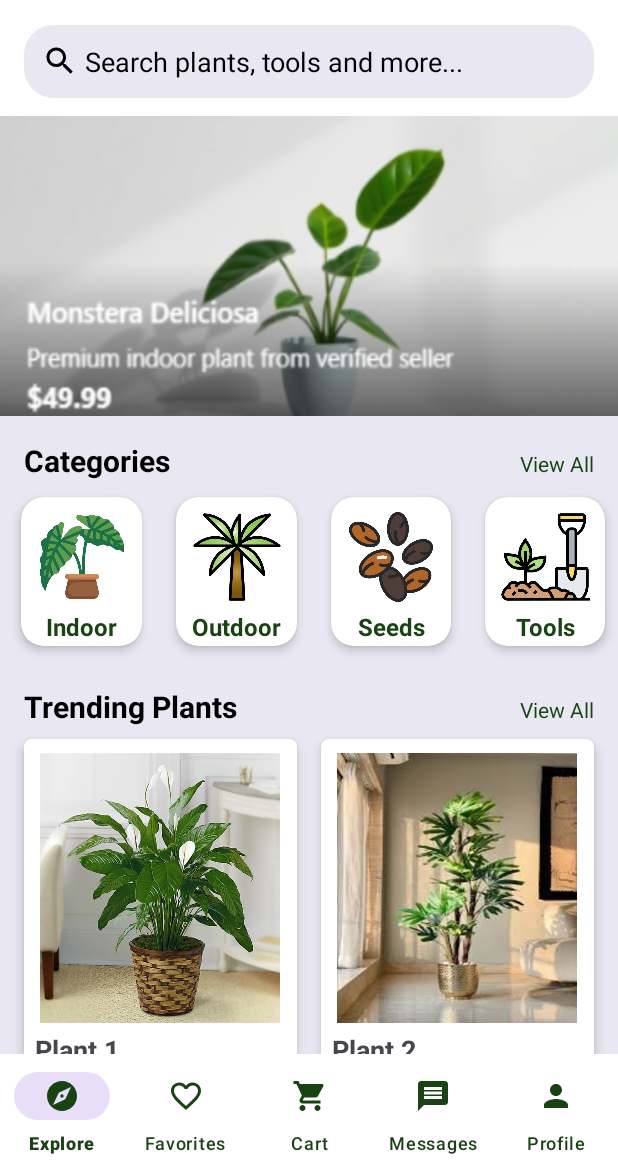
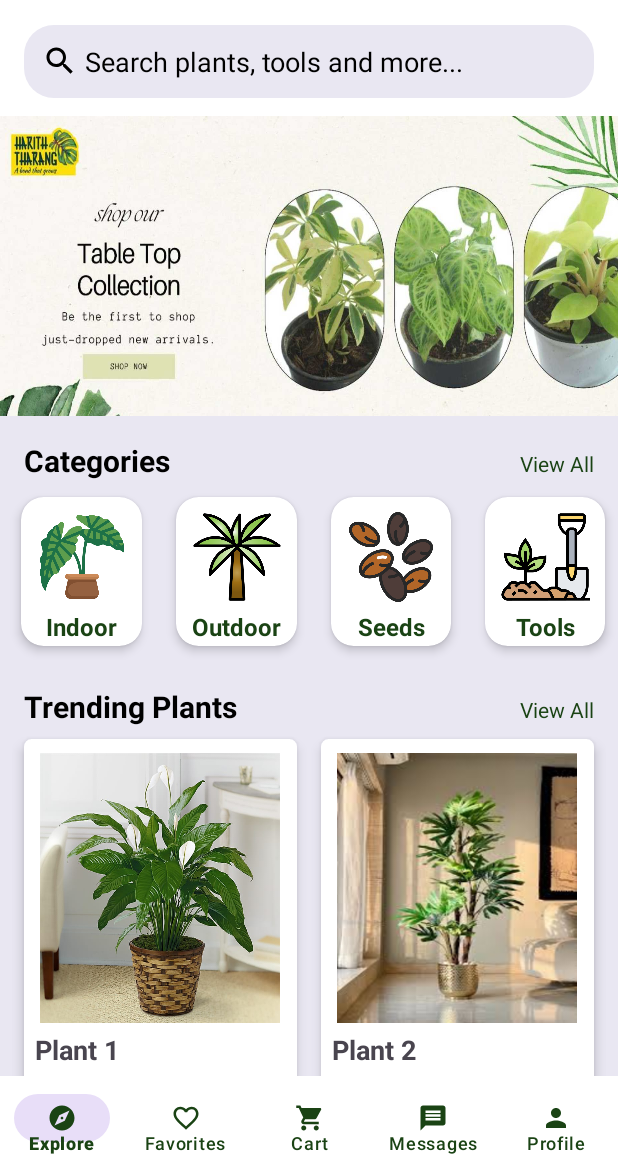
Before and after one commit to Toufic01/leafyMart, an Android app: the screen it shows after launch (MainActivity), on a phone screen of 412 x 824 dp, the part 62-1236 px from its top. Run offline under Robolectric (Android 15) with nearby library versions, the phone set to English and light mode, and no system bars; Roboto replaces fonts that are not available here.

Commit message:
update drawable and dispaly show

```diff
--- a/app/build.gradle
+++ b/app/build.gradle
@@ -40,4 +40,6 @@ dependencies {
     testImplementation libs.junit
     androidTestImplementation libs.ext.junit
     androidTestImplementation libs.espresso.core
+    implementation 'androidx.viewpager2:viewpager2:1.0.0'
+
 }
--- a/app/src/main/AndroidManifest.xml
+++ b/app/src/main/AndroidManifest.xml
@@ -6,6 +6,7 @@
         android:allowBackup="true"
         android:dataExtractionRules="@xml/data_extraction_rules"
         android:fullBackupContent="@xml/backup_rules"
+        android:windowSoftInputMode="adjustResize"
         android:icon="@mipmap/ic_launcher"
         android:label="@string/app_name"
         android:roundIcon="@mipmap/ic_launcher_round"
--- /dev/null
+++ b/app/src/main/java/com/leafymart/Adapter/ImageSliderAdapter.java
@@ -0,0 +1,53 @@
+package com.leafymart.Adapter;
+
+import android.content.Context;
+import android.view.LayoutInflater;
+import android.view.View;
+import android.view.ViewGroup;
+import android.widget.ImageView;
+
+import androidx.annotation.NonNull;
+import androidx.recyclerview.widget.RecyclerView;
+
+import com.leafymart.R;
+
+import java.util.List;
+
+public class ImageSliderAdapter extends RecyclerView.Adapter<ImageSliderAdapter.ViewHolder> {
+    private List<Integer> images;
+    private Context context;
+
+    public ImageSliderAdapter(Context context, List<Integer> images) {
+        this.context = context;
+        this.images = images;
+    }
+
+    @NonNull
+    @Override
+    public ViewHolder onCreateViewHolder(@NonNull ViewGroup parent, int viewType) {
+        View view = LayoutInflater.from(parent.getContext()).inflate(R.layout.slider_item, parent, false);
+        ViewGroup.LayoutParams layoutParams = view.getLayoutParams();
+        layoutParams.height = ViewGroup.LayoutParams.MATCH_PARENT;
+        view.setLayoutParams(layoutParams);
+        return new ViewHolder(view);
+    }
+
+    @Override
+    public void onBindViewHolder(@NonNull ViewHolder holder, int position) {
+        holder.imageView.setImageResource(images.get(position));
+    }
+
+    @Override
+    public int getItemCount() {
+        return images.size();
+    }
+
+    public static class ViewHolder extends RecyclerView.ViewHolder {
+        ImageView imageView;
+
+        public ViewHolder(@NonNull View itemView) {
+            super(itemView);
+            imageView = itemView.findViewById(R.id.imageView);
+        }
+    }
+}
--- a/app/src/main/java/com/leafymart/Fragments/ExploreFragment.java
+++ b/app/src/main/java/com/leafymart/Fragments/ExploreFragment.java
@@ -1,6 +1,7 @@
 package com.leafymart.Fragments;
 
 import android.os.Bundle;
+import android.os.Handler;
 import android.view.LayoutInflater;
 import android.view.View;
 import android.view.ViewGroup;
@@ -10,12 +11,15 @@ import androidx.annotation.Nullable;
 import androidx.fragment.app.Fragment;
 import androidx.recyclerview.widget.GridLayoutManager;
 import androidx.recyclerview.widget.RecyclerView;
+import androidx.viewpager2.widget.ViewPager2;
 
+import com.leafymart.Adapter.ImageSliderAdapter;
 import com.leafymart.R;
 import com.leafymart.Adapter.PlantAdapter;
 import com.leafymart.Model.PlantModel;
 
 import java.util.ArrayList;
+import java.util.Arrays;
 import java.util.List;
 
 public class ExploreFragment extends Fragment {
@@ -23,6 +27,8 @@ public class ExploreFragment extends Fragment {
     RecyclerView recyclerView;
     PlantAdapter plantAdapter;
     List<PlantModel> plants;
+
+    private ViewPager2 viewPager2;
 
     public ExploreFragment() {
         // Required empty public constructor
@@ -55,6 +61,53 @@ public class ExploreFragment extends Fragment {
         recyclerView.setLayoutManager(gridLayoutManager);
         // Set adapter
         recyclerView.setAdapter(plantAdapter);
+
+
+        // ImageSlider
+        viewPager2 = view.findViewById(R.id.imageSlider);
+
+        // List of images
+        List<Integer> images = Arrays.asList(
+                R.drawable.image_plant,
+                R.drawable.image_plant1,
+                R.drawable.image_plant2,
+                R.drawable.image_plant3,
+                R.drawable.image_plant4
+        );
+
+        ImageSliderAdapter adapter = new ImageSliderAdapter(requireContext(), images);
+        viewPager2.setAdapter(adapter);
+
+        // Automatic sliding of images
+        final Handler handler = new Handler();
+        final Runnable update = new Runnable() {
+            @Override
+            public void run() {
+                int currentItem = viewPager2.getCurrentItem();
+                int totalItem = adapter.getItemCount();
+
+                // Change the slide
+                if (currentItem == totalItem - 1) {
+                    viewPager2.setCurrentItem(0, true); // if last item, start from the first
+                } else {
+                    viewPager2.setCurrentItem(currentItem + 1, true); // otherwise, go to the next item
+                }
+            }
+        };
+
+        // Set the interval (2 seconds)
+        final int delay = 2000; // in milliseconds
+
+        // Start the handler to change the slide automatically
+        handler.postDelayed(update, delay);
+
+        // To repeat the automatic sliding at the defined time interval
+        handler.postDelayed(new Runnable() {
+            @Override
+            public void run() {
+                handler.postDelayed(this, delay);
+                update.run();
+            }
+        }, delay);
     }
-
 }
--- a/app/src/main/res/layout/activity_main.xml
+++ b/app/src/main/res/layout/activity_main.xml
@@ -14,16 +14,21 @@
         android:layout_height="match_parent"
         android:layout_above="@id/bottom_nav_view"/>
 
+
+    <!-- Bottom Naviagetion work -->
+
     <com.google.android.material.bottomnavigation.BottomNavigationView
         android:id="@+id/bottom_nav_view"
         android:layout_width="match_parent"
         android:layout_height="wrap_content"
+        android:minHeight="65dp"
+        android:layout_alignParentBottom="true"
         android:layout_gravity="bottom"
-        android:layout_alignParentBottom="true"
-        android:background="@color/white"
-        app:labelVisibilityMode="labeled"
+        android:background="@color/background"
         app:itemIconTint="@color/dark_green"
         app:itemTextColor="@color/dark_green"
+        app:labelVisibilityMode="labeled"
+        app:itemIconSize="20dp"
         app:menu="@menu/bottom_menu"></com.google.android.material.bottomnavigation.BottomNavigationView>
 
 </RelativeLayout>
--- a/app/src/main/res/layout/fragment_explore.xml
+++ b/app/src/main/res/layout/fragment_explore.xml
@@ -5,6 +5,8 @@
     android:layout_height="match_parent"
     android:background="@color/light_grey"
     tools:context=".Fragments.ExploreFragment">
+
+    <!-- Top Bar -->
 
     <com.google.android.material.appbar.AppBarLayout
         android:layout_width="match_parent"
@@ -34,6 +36,8 @@
             </androidx.appcompat.widget.Toolbar>
         </com.google.android.material.appbar.CollapsingToolbarLayout>
 
+        <!-- Search Bar -->
+
         <EditText
             android:id="@+id/search_ET"
             android:layout_width="match_parent"
@@ -53,18 +57,22 @@
         android:layout_width="match_parent"
         android:layout_height="wrap_content"
         app:layout_behavior="@string/appbar_scrolling_view_behavior">
+
+        <!-- Drawable work -->
     <LinearLayout
         android:layout_width="match_parent"
-        android:layout_height="wrap_content"
+        android:layout_height="match_parent"
         android:orientation="vertical">
 
-                <ImageView
-                    android:layout_width="match_parent"
-                    android:layout_height="200sp"
-                    android:scaleType="fitXY"
-                    android:src="@drawable/image_plant"></ImageView>
+        <!-- ViewPager2 for Sliding Images -->
+        <androidx.viewpager2.widget.ViewPager2
+            android:id="@+id/imageSlider"
+            android:layout_width="match_parent"
+            android:layout_height="match_parent" />
 
-                <LinearLayout
+        <!-- Categories -->
+
+        <LinearLayout
                     android:layout_width="match_parent"
                     android:layout_height="wrap_content"
                     android:layout_marginStart="16sp"
@@ -251,7 +259,9 @@
 
                     </LinearLayout>
 
-                <LinearLayout
+        <!-- Tranding Plants -->
+
+        <LinearLayout
                     android:layout_width="match_parent"
                     android:layout_height="wrap_content"
                     android:layout_marginStart="16sp"
--- /dev/null
+++ b/app/src/main/res/layout/slider_item.xml
@@ -0,0 +1,13 @@
+<?xml version="1.0" encoding="utf-8"?>
+<FrameLayout xmlns:android="http://schemas.android.com/apk/res/android"
+    android:layout_width="match_parent"
+    android:layout_height="wrap_content">
+
+    <!-- Image format desing for Slider image in exploreFragment -->
+
+    <ImageView
+        android:id="@+id/imageView"
+        android:layout_width="match_parent"
+        android:layout_height="200dp"
+        android:scaleType="fitXY"/>
+</FrameLayout>
--- a/app/src/main/res/layout/trending_items.xml
+++ b/app/src/main/res/layout/trending_items.xml
@@ -10,6 +10,10 @@
     app:cardCornerRadius="5sp"
     app:cardElevation="5sp"
     app:cardUseCompatPadding="false">
+
+    <!-- Design for card view in explore fragment -->
+
+
 
     <LinearLayout
         android:layout_width="match_parent"
--- a/app/src/main/res/menu/bottom_menu.xml
+++ b/app/src/main/res/menu/bottom_menu.xml
@@ -2,29 +2,36 @@
 <menu xmlns:android="http://schemas.android.com/apk/res/android"
     xmlns:app="http://schemas.android.com/apk/res-auto">
 
+    <!-- menu items for buttom Navigation as well as for 3 dot -->
+
     <item
         android:id="@+id/bottom_explore"
         android:icon="@drawable/baseline_explore_24"
+        android:tooltipText="20dp"
         android:title="Explore"/>
 
     <item
         android:id="@+id/bottom_favorites"
         android:icon="@drawable/baseline_favorite_border_24"
+        android:tooltipText="20dp"
         android:title="Favorites"/>
 
     <item
         android:id="@+id/bottom_cart"
         android:icon="@drawable/baseline_shopping_cart_24"
+        android:tooltipText="20dp"
         android:title="Cart"/>
 
     <item
         android:id="@+id/bottom_messages"
         android:icon="@drawable/baseline_message_24"
+        android:tooltipText="20dp"
         android:title="Messages"/>
 
     <item
         android:id="@+id/bottom_profile"
         android:icon="@drawable/baseline_person_24"
+        android:tooltipText="20dp"
         android:title="Profile"/>
 
 </menu>
```
Also changed, not shown: app/src/main/res/drawable/image_plant1.webp (added), app/src/main/res/drawable/image_plant2.webp (added), app/src/main/res/drawable/image_plant3.jpg (added), app/src/main/res/drawable/image_plant4.jpg (added).
